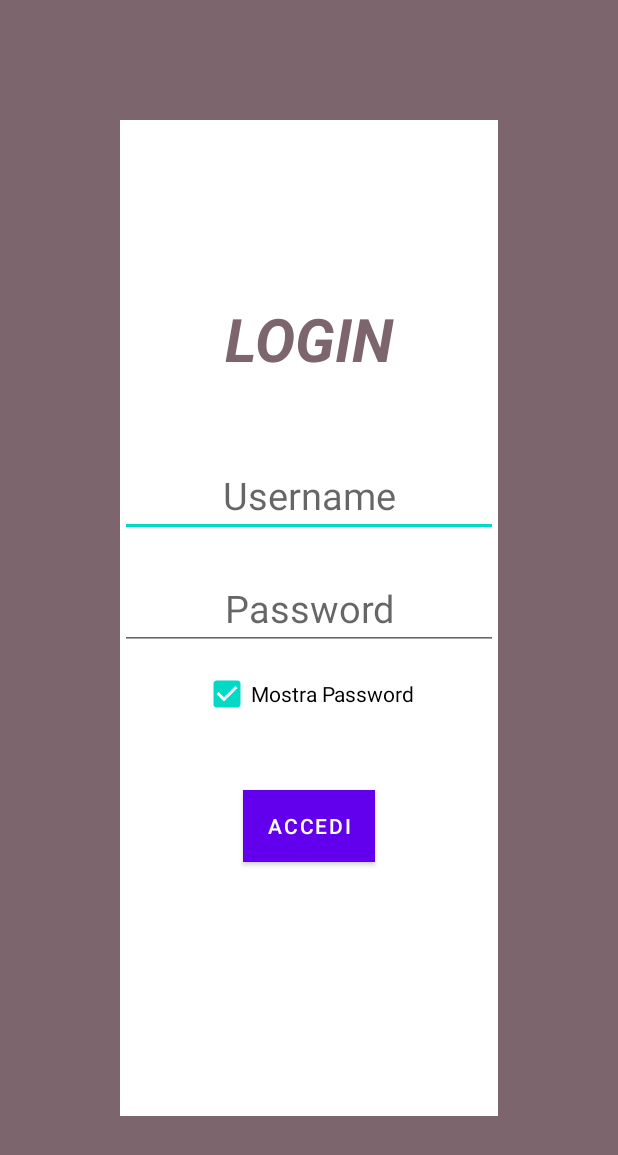
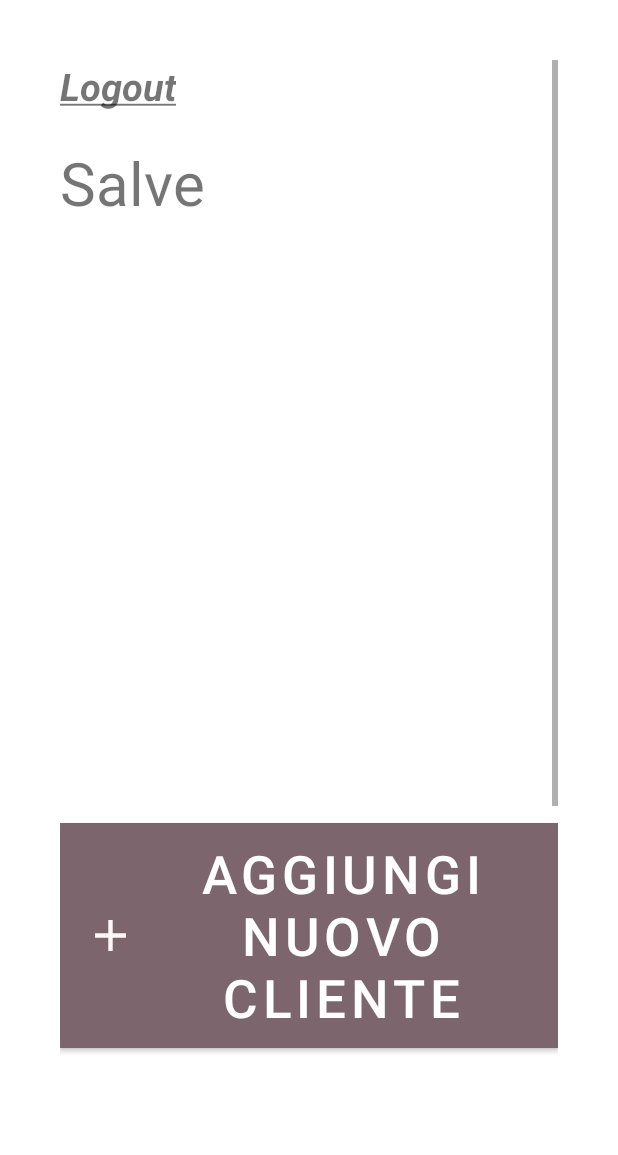
Before and after one commit to gfontana6/EsteticCentre2, an Android app: the screen it shows after launch (MainActivity before the commit, Homepage_User after it), after a tap on "ACCEDI", on a phone screen of 412 x 824 dp. Shown: the top 1155 px of the screen. Run offline under Robolectric (Android 15) with nearby library versions, the phone set to English and light mode, and no system bars; 4 statements that could not run were skipped; 1 other tap on this screen came first.

Commit message:
commit 2 sempre prova

```diff
--- a/app/build.gradle
+++ b/app/build.gradle
@@ -41,10 +41,9 @@ dependencies {
     implementation 'androidx.appcompat:appcompat:1.5.1'
     implementation 'com.google.android.material:material:1.6.1'
     implementation 'androidx.constraintlayout:constraintlayout:2.1.4'
-    implementation 'com.google.firebase:firebase-database:20.0.6'
+    implementation 'mysql:mysql-connector-java:5.1.49'
+    implementation 'org.postgresql:postgresql:42.2.5'
     implementation("androidx.multidex:multidex:2.0.1")
-    implementation platform('com.google.firebase:firebase-bom:30.4.1')
-    implementation 'com.google.firebase:firebase-analytics-ktx'
     testImplementation 'junit:junit:4.13.2'
     androidTestImplementation 'androidx.test.ext:junit:1.1.3'
     androidTestImplementation 'androidx.test.espresso:espresso-core:3.4.0'
--- /dev/null
+++ b/app/src/main/java/it/fontanaprojects/esteticcentre2/Connessione.kt
@@ -0,0 +1,33 @@
+package it.fontanaprojects.esteticcentre2
+
+import java.sql.Connection
+import java.sql.DriverManager
+import java.sql.SQLException
+
+class Connessione() {
+    private val host = "ec2-34-247-72-29.eu-west-1.compute.amazonaws.com"
+    private val database = "dcegcrscdr84ae"
+    private val port = 5432
+    private val user = "bubqzmnmhdnqhr"
+    private val pass = "90e7b061f55ecff165560d1fac71914f389628046e39a16265f9cb1f24280b65"
+    private var url = "jdbc:postgresql://ec2-34-247-72-29.eu-west-1.compute.amazonaws.com:5432/dcegcrscdr84ae?sslmode=require"
+
+    var conn: Connection? = null
+
+    fun connetti(): Connection? {
+            Class.forName("org.postgresql.Driver") /*Inizializzo il Driver giusto per PostgreSQL*/
+            conn = DriverManager.getConnection(url, user, pass) /*Connessione al database*/
+            println("Connesso al database")
+
+        return conn
+    }
+
+    fun chiudiConn() {
+        try {
+            conn!!.close()
+        } catch (e: SQLException) {
+            // TODO Auto-generated catch block
+            e.printStackTrace()
+        }
+    }
+}
--- a/app/src/main/java/it/fontanaprojects/esteticcentre2/Homepage_User.kt
+++ b/app/src/main/java/it/fontanaprojects/esteticcentre2/Homepage_User.kt
@@ -17,7 +17,10 @@ class Homepage_User: AppCompatActivity() {
         supportActionBar?.hide()
 
         val admin = intent.getStringExtra("name")
-        textView.text = "Salve " + admin
+        nameAdmin.text = "Salve " + admin
+
+
+
 
 
         logoutText.setOnClickListener{
--- a/app/src/main/java/it/fontanaprojects/esteticcentre2/MainActivity.kt
+++ b/app/src/main/java/it/fontanaprojects/esteticcentre2/MainActivity.kt
@@ -3,26 +3,36 @@ package it.fontanaprojects.esteticcentre2
 import android.content.Intent
 import android.graphics.Typeface
 import android.os.Bundle
+import android.os.StrictMode
+import android.os.StrictMode.ThreadPolicy
 import android.text.method.PasswordTransformationMethod
-import android.util.Log
+import android.util.Base64
 import android.widget.Toast
 import androidx.appcompat.app.AppCompatActivity
-import com.google.firebase.database.DataSnapshot
-import com.google.firebase.database.DatabaseReference
-import com.google.firebase.database.FirebaseDatabase
-import com.google.firebase.database.ValueEventListener
 import kotlinx.android.synthetic.main.activity_main.*
-
+import javax.crypto.Cipher
+import javax.crypto.SecretKeyFactory
+import javax.crypto.spec.IvParameterSpec
+import javax.crypto.spec.PBEKeySpec
+import javax.crypto.spec.SecretKeySpec
 
 class MainActivity : AppCompatActivity() {
+
+    private val secretKey = "tK5UTui+DPh8lIlBxya5XVsmeDCoUl6vHhdIESMB6sQ="
+    private val salt = "QWlGNHNhMTJTQWZ2bGhpV3U=" // base64 decode => AiF4sa12SAfvlhiWu
+    private val iv = "bVQzNFNhRkQ1Njc4UUFaWA==" // base64 decode => mT34SaFD5678QAZX
+
     override fun onCreate(savedInstanceState: Bundle?) {
         super.onCreate(savedInstanceState)
         setContentView(R.layout.activity_main)
 
         supportActionBar?.hide()
 
-        val mRootRef: DatabaseReference = FirebaseDatabase.getInstance().reference
-        val db = Db_query()
+        val policy = ThreadPolicy.Builder().permitAll().build()
+        StrictMode.setThreadPolicy(policy)
+
+        val connection = Connessione().connetti()
+        val db = Db_query(connection)
 
         loginText.setTypeface(null, Typeface.BOLD_ITALIC)
         var checkBoxChecked = false
@@ -37,13 +47,16 @@ class MainActivity : AppCompatActivity() {
             }
         }
         btn_login.setOnClickListener{
-            val Credenziali = db.CheckLogin(this, username.text.toString(), encode(password.text.toString()))
+            println(encrypt(password.text.toString()))
+            val Credenziali = db.checkLogin(username.text.toString(), encrypt(password.text.toString().trim())?.trim())
             if(Credenziali == "Authenticate"){
                 val intent = Intent(this, Homepage_User::class.java)
                 intent.putExtra("name", username.text.toString())
                 startActivity(intent)
             }
-
+            else{
+                Toast.makeText(this, Credenziali, Toast.LENGTH_LONG).show()
+            }
         }
     }
 
@@ -51,75 +64,47 @@ class MainActivity : AppCompatActivity() {
         Toast.makeText(this, "Non puoi tornare indietro dalla schermata di Login per motivi di sicurezza", Toast.LENGTH_SHORT).show()
     }
 
+    fun encrypt(strToEncrypt: String) :  String?
+    {
+        try
+        {
+            val ivParameterSpec = IvParameterSpec(Base64.decode(iv, Base64.DEFAULT))
 
-    fun encode(s: String): String {
-        // create a string to add in the initial
-        // binary code for extra security
-        val ini = "11111111"
-        var cu = 0
+            val factory = SecretKeyFactory.getInstance("PBKDF2WithHmacSHA1")
+            val spec =  PBEKeySpec(secretKey.toCharArray(), Base64.decode(salt, Base64.DEFAULT), 10000, 256)
+            val tmp = factory.generateSecret(spec)
+            val secretKey =  SecretKeySpec(tmp.encoded, "AES")
 
-        // create an array
-        val arr = IntArray(11111111)
+            val cipher = Cipher.getInstance("AES/CBC/PKCS7Padding")
+            cipher.init(Cipher.ENCRYPT_MODE, secretKey, ivParameterSpec)
+            return Base64.encodeToString(cipher.doFinal(strToEncrypt.toByteArray(Charsets.UTF_8)), Base64.DEFAULT)
+        }
+        catch (e: Exception)
+        {
+            println("Error while encrypting: $e")
+        }
+        return null
+    }
 
-        // iterate through the string
-        for (i in 0 until s.length) {
-            // put the ascii value of
-            // each character in the array
-            arr[i] = s[i].code
-            cu++
+    fun decrypt(strToDecrypt : String) : String? {
+        try
+        {
+
+            val ivParameterSpec =  IvParameterSpec(Base64.decode(iv, Base64.DEFAULT))
+
+            val factory = SecretKeyFactory.getInstance("PBKDF2WithHmacSHA1")
+            val spec =  PBEKeySpec(secretKey.toCharArray(), Base64.decode(salt, Base64.DEFAULT), 10000, 256)
+            val tmp = factory.generateSecret(spec);
+            val secretKey =  SecretKeySpec(tmp.encoded, "AES")
+
+            val cipher = Cipher.getInstance("AES/CBC/PKCS7Padding");
+            cipher.init(Cipher.DECRYPT_MODE, secretKey, ivParameterSpec);
+            return  String(cipher.doFinal(Base64.decode(strToDecrypt, Base64.DEFAULT)))
         }
-        var res = ""
-
-        // create another array
-        val bin = IntArray(111)
-        var idx = 0
-
-        // run a loop of the size of string
-        for (i1 in 0 until cu) {
-
-            // get the ascii value at position
-            // i1 from the first array
-            var temp = arr[i1]
-
-            // run the second nested loop of same size
-            // and set 0 value in the second array
-            for (j in 0 until cu) bin[j] = 0
-            idx = 0
-
-            // run a while for temp > 0
-            while (temp > 0) {
-                // store the temp module
-                // of 2 in the 2nd array
-                bin[idx++] = temp % 2
-                temp = temp / 2
-            }
-            var dig = ""
-            var temps: String
-
-            // run a loop of size 7
-            for (j in 0..6) {
-
-                // convert the integer to string
-                temps = Integer.toString(bin[j])
-
-                // add the string using
-                // concatenation function
-                dig = dig + temps
-            }
-            var revs = ""
-
-            // reverse the string
-            for (j in dig.length - 1 downTo 0) {
-                val ca = dig[j]
-                revs = revs + ca.toString()
-            }
-            res = res + revs
+        catch (e : Exception) {
+            println("Error while decrypting: $e");
         }
-        // add the extra string to the binary code
-        res = ini + res
-
-        // return the encrypted code
-        return res
+        return null
     }
 
 }
--- /dev/null
+++ b/app/src/main/res/drawable/ic_add.xml
@@ -0,0 +1,5 @@
+<vector android:height="35dp" android:tint="#FFF7F7"
+    android:viewportHeight="24" android:viewportWidth="24"
+    android:width="35dp" xmlns:android="http://schemas.android.com/apk/res/android">
+    <path android:fillColor="@android:color/white" android:pathData="M19,13h-6v6h-2v-6H5v-2h6V5h2v6h6v2z"/>
+</vector>
--- a/app/src/main/res/layout/activity_main.xml
+++ b/app/src/main/res/layout/activity_main.xml
@@ -23,7 +23,7 @@
             android:text="LOGIN"
             android:layout_marginBottom = "50dp"
             android:textColor= "@color/ScritteTitolo"
-            android:textSize = "40sp"
+            android:textSize = "12sp"
             android:gravity ="center"/>
 
         <EditText
@@ -31,7 +31,7 @@
             android:layout_width="match_parent"
             android:layout_height="wrap_content"
             android:ems="10"
-            android:textSize = "25sp"
+            android:textSize = "12sp"
             android:layout_marginBottom = "20dp"
             android:inputType="textPersonName"
             android:gravity="center"
@@ -42,7 +42,7 @@
             android:layout_width="match_parent"
             android:layout_height="wrap_content"
             android:ems="10"
-            android:textSize = "25sp"
+            android:textSize = "12sp"
             android:layout_marginBottom = "5dp"
             android:inputType="textPassword"
             android:gravity="center"
--- a/app/src/main/res/layout/homepage_user_layout.xml
+++ b/app/src/main/res/layout/homepage_user_layout.xml
@@ -2,28 +2,63 @@
 <androidx.constraintlayout.widget.ConstraintLayout
     xmlns:android="http://schemas.android.com/apk/res/android"
     xmlns:app="http://schemas.android.com/apk/res-auto"
+    xmlns:tools="http://schemas.android.com/tools"
     android:layout_width="match_parent"
     android:layout_height="match_parent"
     android:padding="40dp">
+
+    <ScrollView
+        android:id="@+id/scrollView2"
+        android:layout_width="match_parent"
+        android:layout_height="match_parent"
+        android:orientation="vertical"
+        app:layout_constraintBottom_toBottomOf="parent"
+        app:layout_constraintEnd_toEndOf="parent"
+        app:layout_constraintStart_toStartOf="parent"
+        app:layout_constraintTop_toTopOf="parent" >
+
+        <LinearLayout
+            android:id="@+id/linearLayout"
+            android:layout_width="match_parent"
+            android:layout_height="match_parent"
+            android:orientation="vertical">
 
             <TextView
                 android:id="@+id/logoutText"
                 android:layout_width="wrap_content"
                 android:layout_height="wrap_content"
                 android:text="@string/logoutText"
-        android:textSize="25sp"
-        app:layout_constraintStart_toStartOf="parent"
-        app:layout_constraintTop_toTopOf="parent" />
+                android:textSize="25sp" />
 
             <TextView
-        android:id="@+id/textView"
-        android:layout_width="wrap_content"
+                android:id="@+id/nameAdmin"
+                android:layout_width="match_parent"
                 android:layout_height="wrap_content"
-        android:textSize="40sp"
-        app:layout_constraintStart_toStartOf="parent"
-        app:layout_constraintEnd_toEndOf="parent"
-        app:layout_constraintTop_toTopOf="parent"
-        app:layout_constraintBottom_toBottomOf="parent" />
+                android:layout_marginTop="20dp"
+                android:layout_gravity="center"
+                android:textSize="40sp" />
 
+            <Button
+                android:id="@+id/addClient"
+                android:layout_width="match_parent"
+                android:layout_height="wrap_content"
+                android:background="@color/ScritteTitolo"
+                android:layout_marginTop="400dp"
+                android:layout_marginBottom="400dp"
+                android:textSize="35sp"
+                android:drawableLeft="@drawable/ic_add"
+                android:text="AGGIUNGI NUOVO CLIENTE"
+                app:backgroundTint="@color/ScritteTitolo" />
+
+            <TextView
+                android:id="@+id/editTextTextPersonName"
+                android:layout_width="match_parent"
+                android:layout_height="wrap_content"
+                android:ems="10"
+                android:text="ELNCO UTENTI"
+                android:gravity="center"
+                android:textSize="40sp"/>
+        </LinearLayout>
+    </ScrollView>
 
 </androidx.constraintlayout.widget.ConstraintLayout>
--- a/app/src/main/res/values/strings.xml
+++ b/app/src/main/res/values/strings.xml
@@ -1,4 +1,4 @@
 <resources>
-    <string name="app_name">EsteticCentre2</string>
+    <string name="app_name">Estetic Centre</string>
     <string name="logoutText"><u><i><b>Logout</b></i></u></string>
 </resources>
```
Also changed, not shown: app/src/main/AndroidManifest.xml (+9 -0 lines), app/src/main/java/it/fontanaprojects/esteticcentre2/Db_query.kt (+23 -133 lines). Lines whose indentation alone changed are shown as unchanged.
